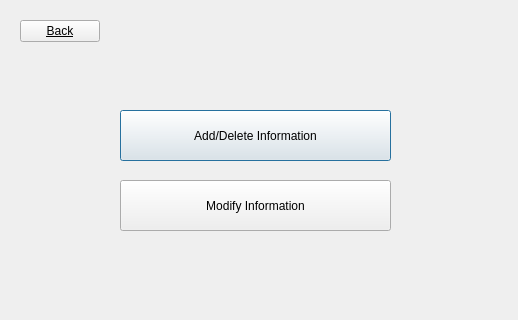
Old version of the form BaseballProject2/maintenance.ui in the repository tholm1/CS1D-Project-2-Baseball.
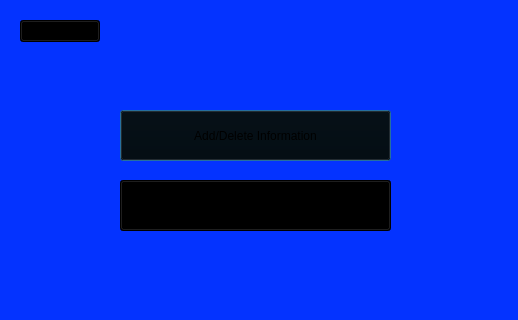
New version of the form.

Diff of the .ui file:
```diff
--- a/BaseballProject2/maintenance.ui
+++ b/BaseballProject2/maintenance.ui
@@ -13,6 +13,9 @@
   <property name="windowTitle">
    <string>Dialog</string>
   </property>
+  <property name="styleSheet">
+   <string notr="true">background-color: rgb(4, 51, 255)</string>
+  </property>
   <widget class="QPushButton" name="Add_Delete_Info_pushButton">
    <property name="geometry">
     <rect>
@@ -22,6 +25,9 @@
      <height>51</height>
     </rect>
    </property>
+   <property name="styleSheet">
+    <string notr="true">background-color: rgb(0, 0, 0)</string>
+   </property>
    <property name="text">
     <string>Add/Delete Information</string>
    </property>
@@ -35,6 +41,9 @@
      <height>51</height>
     </rect>
    </property>
+   <property name="styleSheet">
+    <string notr="true">background-color: rgb(0, 0, 0)</string>
+   </property>
    <property name="text">
     <string>Modify Information</string>
    </property>
@@ -50,7 +59,8 @@
    </property>
    <property name="styleSheet">
     <string notr="true">font: 8pt &quot;MS Shell Dlg 2&quot;;
-text-decoration: underline;</string>
+text-decoration: underline;
+background-color: rgb(0, 0, 0)</string>
    </property>
    <property name="text">
     <string>Back</string>
```
